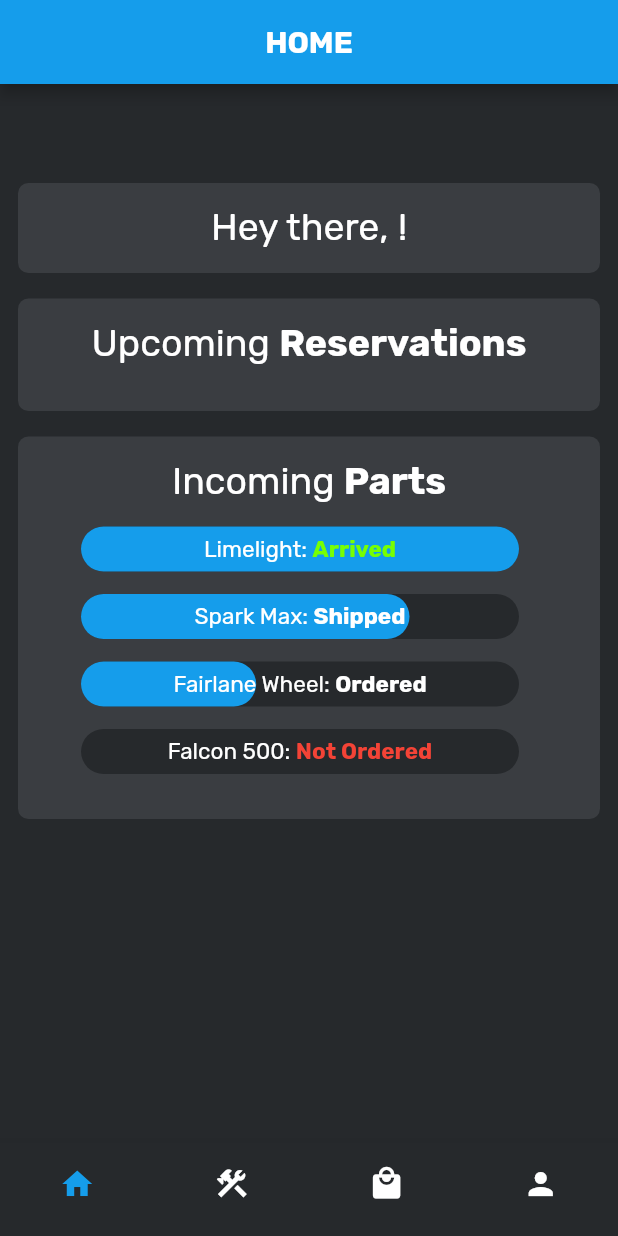
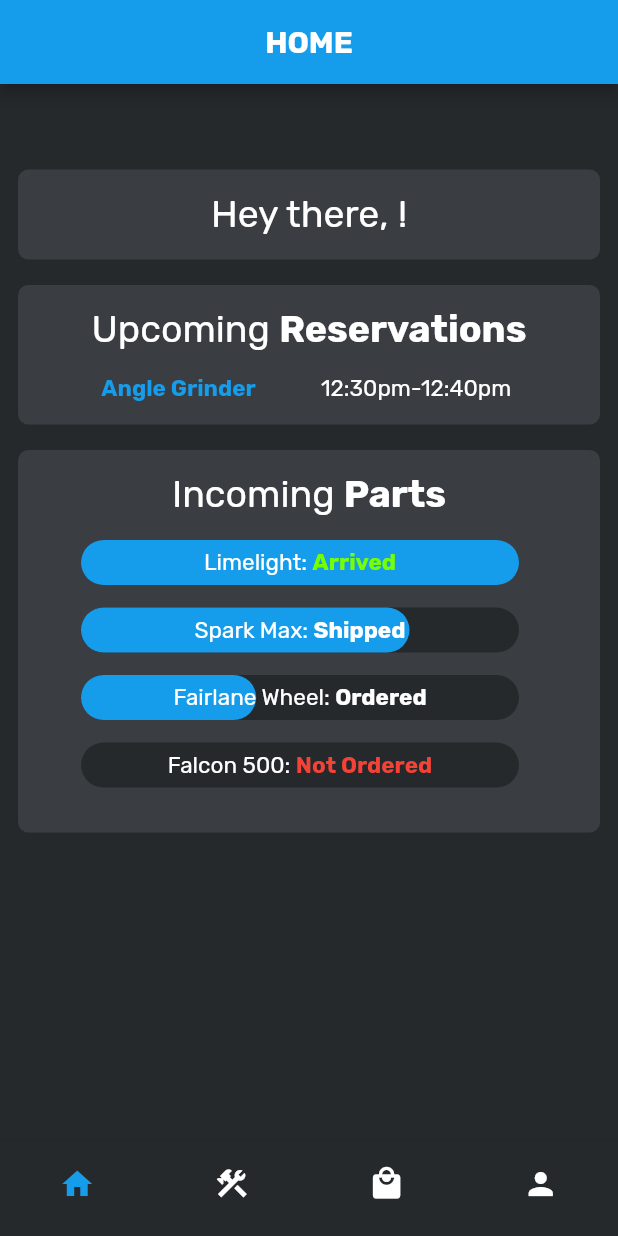
Before and after one commit to Team-Optix-3749/OptixToolkit, a Flutter app: the screen it shows once a user with an empty profile is signed in, on a phone screen of 412 x 824 dp. Run offline on Flutter 3.47's test engine with Material 2 defaults, Android fonts, the phone set to English and light mode, and no system bars; drawn by our look-alikes of percent_indicator; our stand-ins replace cloud_firestore, firebase_auth, google_fonts; accounts and stored records are empty.

Commit message:
create new layout for upcoming reservations on home

```diff
--- a/lib/screens/pages/HomePage.dart
+++ b/lib/screens/pages/HomePage.dart
@@ -121,8 +121,52 @@ class homePage2 extends StatelessWidget {
                               ],
                             ),
                             const SizedBox(height: 15),
-                            Row(
-                              children: [],
+                            Container(
+                              child: Column(
+                                children: [
+                                  Row(
+                                    mainAxisAlignment:
+                                        MainAxisAlignment.spaceEvenly,
+                                    children: [
+                                      Column(
+                                        children: [
+                                          RichText(
+                                            text: TextSpan(
+                                              children: <TextSpan>[
+                                                TextSpan(
+                                                  text: 'Angle Grinder ',
+                                                  style: GoogleFonts.rubik(
+                                                    color: Color(0xff159deb),
+                                                    fontSize: 15.0,
+                                                    fontWeight: FontWeight.bold,
+                                                  ),
+                                                ),
+                                              ],
+                                            ),
+                                          ),
+                                        ],
+                                      ),
+                                      Column(
+                                        children: [
+                                          RichText(
+                                            text: TextSpan(
+                                              children: <TextSpan>[
+                                                TextSpan(
+                                                  text: '12:30pm-12:40pm ',
+                                                  style: GoogleFonts.rubik(
+                                                    color: Colors.white,
+                                                    fontSize: 15.0,
+                                                  ),
+                                                ),
+                                              ],
+                                            ),
+                                          ),
+                                        ],
+                                      ),
+                                    ],
+                                  ),
+                                ],
+                              ),
                             ),
                             // Row(
                             //   crossAxisAlignment: CrossAxisAlignment.center,
```
